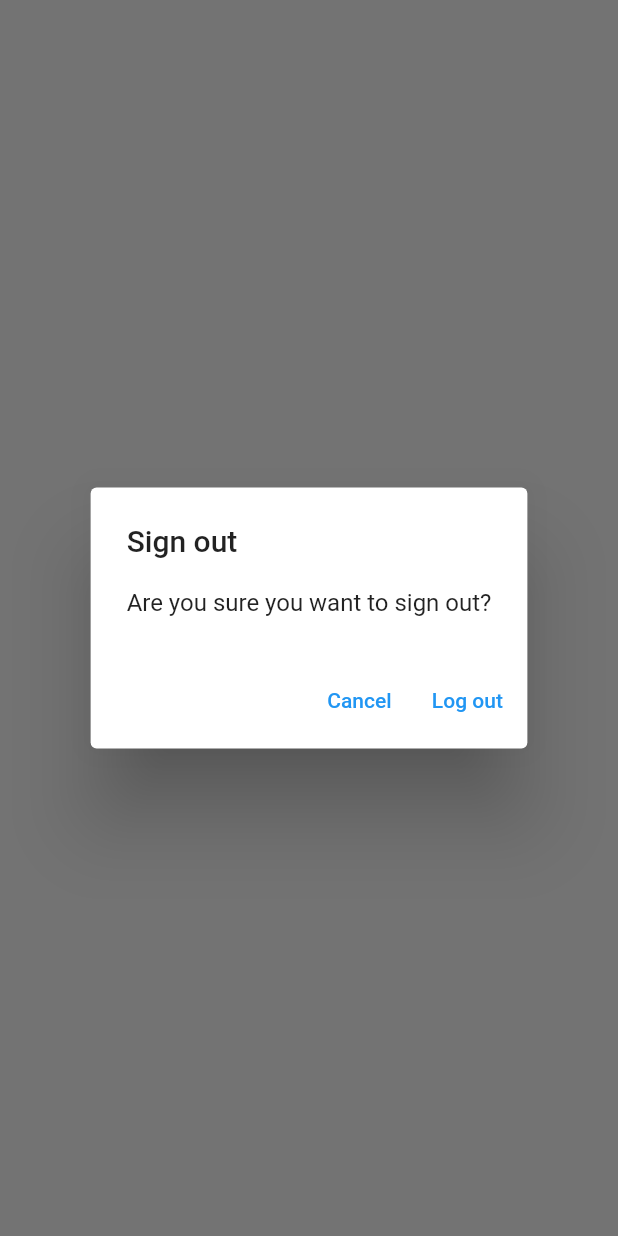
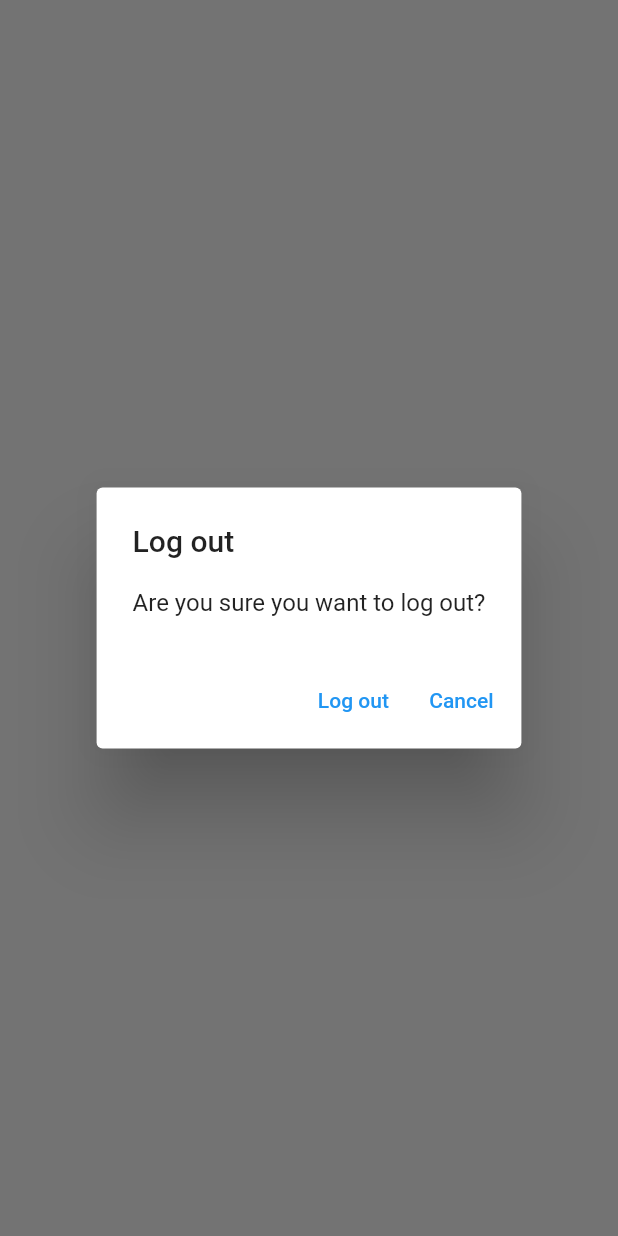
Before and after one commit to cruzvilla333/property_management_app, a Flutter app: what showlLogOutDialog() shows on an empty page, opened directly, on a phone screen of 412 x 824 dp. Run offline on Flutter 3.47's test engine with Material 2 defaults, Android fonts, the phone set to English and light mode, and no system bars; our stand-ins replace firebase_auth, firebase_core, sqflite; accounts and stored records are empty; network calls fail.

```diff
--- a/lib/constants/routes_tools.dart
+++ b/lib/constants/routes_tools.dart
@@ -12,7 +12,7 @@ void moveToPageOn({
   required String route,
   required RoutePredicate predicate,
 }) {
-  Navigator.of(context).pushNamedAndRemoveUntil(route, (route) => false);
+  Navigator.of(context).pushNamedAndRemoveUntil(route, predicate);
 }
 
 void shiftPage({
--- a/lib/services/auth/auth_tools.dart
+++ b/lib/services/auth/auth_tools.dart
@@ -2,7 +2,7 @@ import 'package:flutter/material.dart';
 import 'package:training_note_app/services/auth/auth_exceptions.dart';
 import 'package:training_note_app/services/auth/auth_service.dart';
 import 'package:training_note_app/services/auth/auth_user.dart';
-import '../../utilities/show_error_dialog.dart';
+import '../../utilities/dialogs/error_dialog.dart';
 
 Future<AuthUser> tryFirebaseLogIn({
   required String email,
--- /dev/null
+++ b/lib/utilities/dialogs/generic_dialog.dart
@@ -0,0 +1,34 @@
+import 'package:flutter/material.dart';
+
+typedef DialogOptionBuilder<T> = Map<String, T?> Function();
+
+Future<T?> showGenericDialog<T>({
+  required BuildContext context,
+  required String title,
+  required String content,
+  required DialogOptionBuilder optionsBuilder,
+}) {
+  final options = optionsBuilder();
+  return showDialog<T>(
+    context: context,
+    builder: (context) {
+      return AlertDialog(
+        title: Text(title),
+        content: Text(content),
+        actions: options.keys.map((optionTitle) {
+          final T value = options[optionTitle];
+          return TextButton(
+            onPressed: () {
+              if (value != null) {
+                Navigator.of(context).pop(value);
+              } else {
+                Navigator.of(context).pop();
+              }
+            },
+            child: Text(optionTitle),
+          );
+        }).toList(),
+      );
+    },
+  );
+}
--- /dev/null
+++ b/lib/utilities/dialogs/log_out_dialog.dart
@@ -0,0 +1,17 @@
+import 'package:flutter/material.dart';
+
+import 'generic_dialog.dart';
+
+Future<bool> showlLogOutDialog(
+  BuildContext context,
+) {
+  return showGenericDialog<bool>(
+    context: context,
+    title: 'Log out',
+    content: 'Are you sure you want to log out?',
+    optionsBuilder: () => {
+      'Log out': true,
+      'Cancel': false,
+    },
+  ).then((value) => value ?? false);
+}
--- a/lib/utilities/show_log_out_dialog.dart
+++ /dev/null
@@ -1,24 +0,0 @@
-import 'package:flutter/material.dart';
-
-Future<bool> showlLogOutDialog(BuildContext context) {
-  return showDialog<bool>(
-      context: context,
-      builder: (context) {
-        return AlertDialog(
-          title: const Text('Sign out'),
-          content: const Text('Are you sure you want to sign out?'),
-          actions: [
-            TextButton(
-                onPressed: () {
-                  Navigator.of(context).pop(false);
-                },
-                child: const Text('Cancel')),
-            TextButton(
-                onPressed: () {
-                  Navigator.of(context).pop(true);
-                },
-                child: const Text('Log out'))
-          ],
-        );
-      }).then((value) => value ?? false);
-}
```
Also changed, not shown: lib/utilities/dialogs/delete_dialog.dart (added, +17 -0 lines), lib/utilities/dialogs/error_dialog.dart (added, +16 -0 lines), lib/utilities/show_error_dialog.dart (deleted, +0 -19 lines), lib/views/notes/new_note_view.dart (+4 -4 lines), lib/views/notes/notes_list_view.dart (added, +43 -0 lines), lib/views/notes/notes_view.dart (+6 -8 lines).
